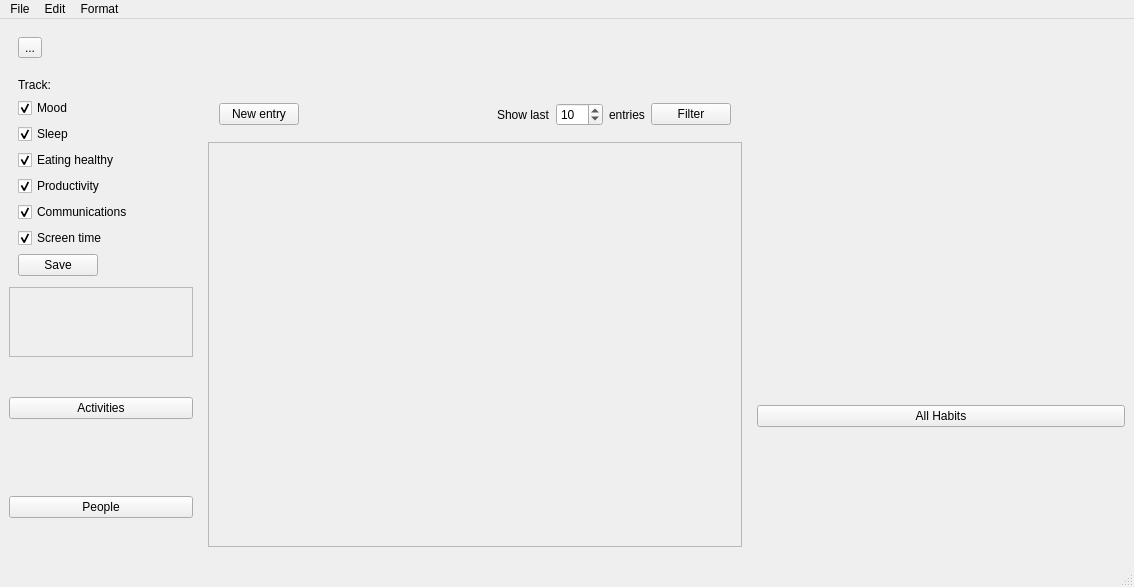
RomainPuech/Paper-Friend, file Code/PaperFriend/mainwindow.ui: the form before one commit.
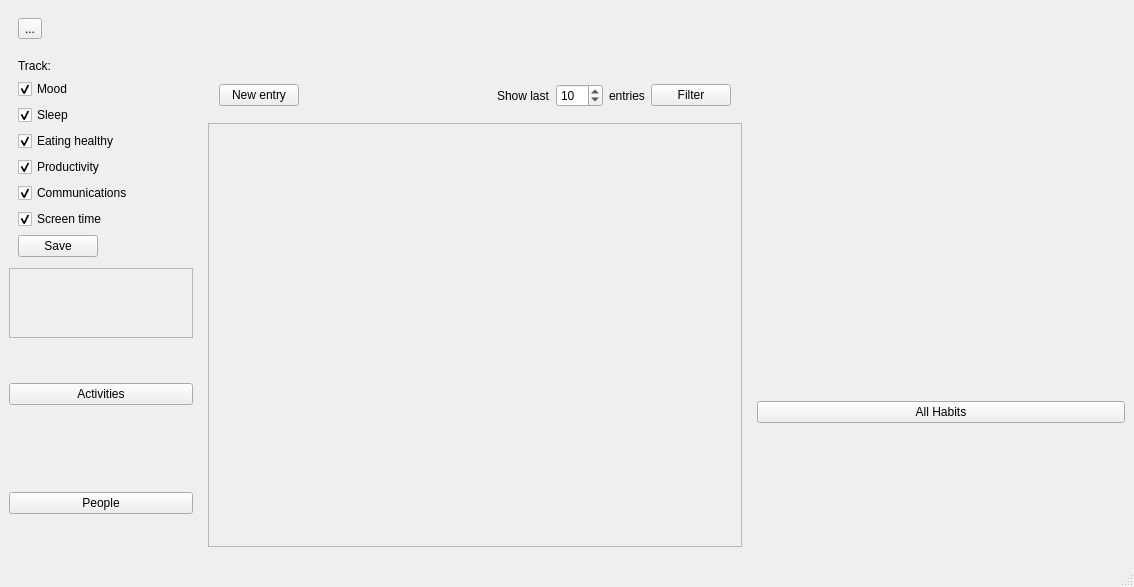
The form after the commit. Icons and pictures are not drawn. Custom widgets are drawn as their Qt base class.

Commit message: remove menu bar

Diff of the .ui file:
```diff
--- a/Code/PaperFriend/mainwindow.ui
+++ b/Code/PaperFriend/mainwindow.ui
@@ -175,8 +175,8 @@
             <rect>
              <x>0</x>
              <y>0</y>
-             <width>177</width>
-             <height>85</height>
+             <width>176</width>
+             <height>72</height>
             </rect>
            </property>
            <layout class="QVBoxLayout" name="verticalLayout_6"/>
@@ -288,8 +288,8 @@
               <rect>
                <x>0</x>
                <y>0</y>
-               <width>523</width>
-               <height>432</height>
+               <width>517</width>
+               <height>401</height>
               </rect>
              </property>
             </widget>
@@ -481,43 +481,6 @@
     </item>
    </layout>
   </widget>
-  <widget class="QMenuBar" name="menubar">
-   <property name="geometry">
-    <rect>
-     <x>0</x>
-     <y>0</y>
-     <width>1134</width>
-     <height>26</height>
-    </rect>
-   </property>
-   <widget class="QMenu" name="menuFile">
-    <property name="title">
-     <string>File</string>
-    </property>
-    <addaction name="action_New"/>
-    <addaction name="action_Open"/>
-    <addaction name="separator"/>
-    <addaction name="action_Save"/>
-    <addaction name="action_SaveAs"/>
-   </widget>
-   <widget class="QMenu" name="menuEdit">
-    <property name="title">
-     <string>Edit</string>
-    </property>
-    <addaction name="action_Copy"/>
-    <addaction name="action_Cut"/>
-    <addaction name="action_Paste"/>
-    <addaction name="separator"/>
-   </widget>
-   <widget class="QMenu" name="menuFormat">
-    <property name="title">
-     <string>Format</string>
-    </property>
-   </widget>
-   <addaction name="menuFile"/>
-   <addaction name="menuEdit"/>
-   <addaction name="menuFormat"/>
-  </widget>
   <widget class="QStatusBar" name="statusbar"/>
   <action name="action_Open">
    <property name="icon">
```
